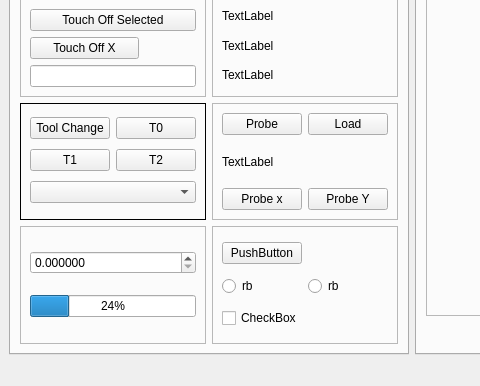
Before: the Qt Designer form examples/testgui/Errors/errors.ui in jethornton/flexgui, drawn with Qt 5; both pictures show x 0 to 480 and y 214 to 600 of the 800 by 600 pixel window.
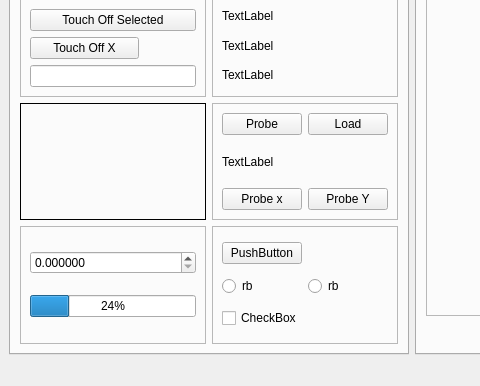
After: the same form once the commit is applied.

Diff of the .ui file:
```diff
--- a/examples/testgui/Errors/errors.ui
+++ b/examples/testgui/Errors/errors.ui
@@ -294,39 +294,7 @@
           <property name="frameShape">
            <enum>QFrame::Box</enum>
           </property>
-          <layout class="QGridLayout" name="gridLayout_3">
-           <item row="2" column="0" colspan="2">
-            <widget class="QComboBox" name="tool_change_cb"/>
-           </item>
-           <item row="0" column="0">
-            <widget class="QPushButton" name="tool_change_pb">
-             <property name="text">
-              <string>Tool Change</string>
-             </property>
-            </widget>
-           </item>
-           <item row="0" column="1">
-            <widget class="QPushButton" name="tool_change_pb_0">
-             <property name="text">
-              <string>T0</string>
-             </property>
-            </widget>
-           </item>
-           <item row="1" column="0">
-            <widget class="QPushButton" name="tool_change_pb_1">
-             <property name="text">
-              <string>T1</string>
-             </property>
-            </widget>
-           </item>
-           <item row="1" column="1">
-            <widget class="QPushButton" name="tool_change_pb_2">
-             <property name="text">
-              <string>T2</string>
-             </property>
-            </widget>
-           </item>
-          </layout>
+          <layout class="QGridLayout" name="gridLayout_3"/>
          </widget>
         </item>
         <item row="2" column="1">
```
Left out of the diff: 6 changed lines with no effect on the pictures.
